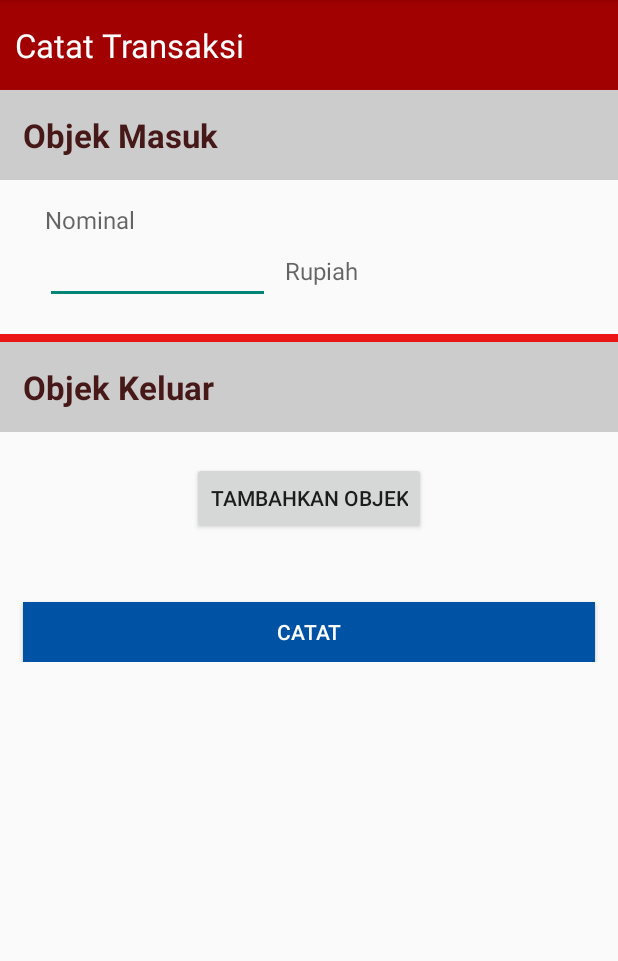
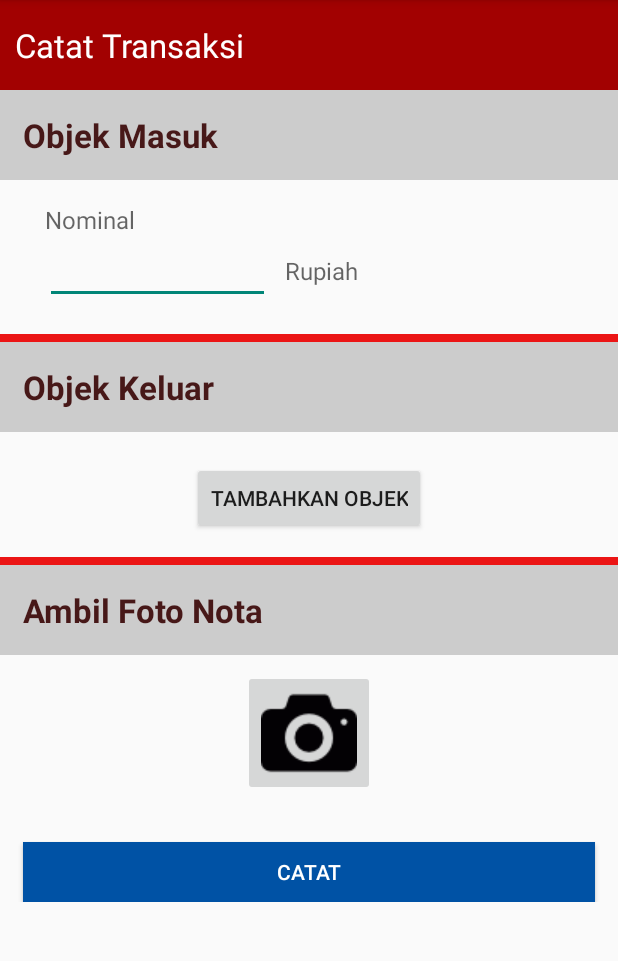
Before and after one commit to fauzannaufan/Neraca, an Android app: the ObjekTransaksiActivity screen opened directly, with no data from a screen before it, on a phone screen of 412 x 824 dp, the part 84-1045 px from its top. Run offline under Robolectric (Android 15) with nearby library versions, the phone set to English and light mode, and no system bars; 4 statements that could not run were skipped.

Commit message:
Ambil foto nota

```diff
--- a/app/src/main/java/com/example/user/neraca_1/ObjekTransaksiActivity.java
+++ b/app/src/main/java/com/example/user/neraca_1/ObjekTransaksiActivity.java
@@ -6,6 +6,7 @@ import android.content.DialogInterface;
 import android.content.Intent;
 import android.database.Cursor;
 import android.os.Bundle;
+import android.provider.MediaStore;
 import android.support.v7.app.ActionBarActivity;
 import android.util.Log;
 import android.view.LayoutInflater;
@@ -157,4 +158,11 @@ public class ObjekTransaksiActivity extends ActionBarActivity implements View.On
 
         return barang;
     }
+
+    public void TakePicture (View view) {
+        Intent intent = new Intent(MediaStore.ACTION_IMAGE_CAPTURE);
+        if (intent.resolveActivity(getPackageManager()) != null) {
+            startActivityForResult(intent, 1);
+        }
+    }
 }
--- a/app/src/main/res/layout/objek_penjualan.xml
+++ b/app/src/main/res/layout/objek_penjualan.xml
@@ -108,6 +108,7 @@
                 android:layout_height="match_parent"
                 android:id="@+id/keluarLayout"
                 android:layout_marginTop="0dp"
+                android:layout_marginBottom="15dp"
                 android:layout_below="@+id/separator">
 
                 <TextView
@@ -152,6 +153,42 @@
 
             </RelativeLayout>
 
+            <ImageView
+                android:layout_width="match_parent"
+                android:layout_height="5dp"
+                android:id="@+id/separator2"
+                android:layout_below="@+id/keluarLayout"
+                android:background="#eb1515" />
+
+            <RelativeLayout
+                android:id="@+id/fotoLayout"
+                android:layout_width="match_parent"
+                android:layout_height="wrap_content"
+                android:layout_below="@+id/separator2">
+
+                <TextView
+                    android:layout_width="match_parent"
+                    android:layout_height="wrap_content"
+                    android:textAppearance="?android:attr/textAppearanceMedium"
+                    android:text="Ambil Foto Nota"
+                    android:id="@+id/takePhotoLabel"
+                    android:textColor="#471818"
+                    android:textSize="22dp"
+                    android:textStyle="bold"
+                    android:padding="15dp"
+                    android:background="#cccccc" />
+
+                <ImageButton
+                    android:layout_width="wrap_content"
+                    android:layout_height="wrap_content"
+                    android:layout_below="@+id/takePhotoLabel"
+                    android:layout_centerHorizontal="true"
+                    android:layout_marginTop="10dp"
+                    android:onClick="TakePicture"
+                    android:src="@drawable/kamera" />
+
+            </RelativeLayout>
+
             <Button
                 android:layout_width="fill_parent"
                 android:layout_height="40dp"
@@ -167,8 +204,8 @@
                 android:background="#0052a5"
                 android:textColor="#ffffff"
                 android:layout_marginBottom="15dp"
-                android:layout_below="@+id/keluarLayout"
-                android:layout_marginTop="30dp" />
+                android:layout_below="@+id/fotoLayout"
+                android:layout_marginTop="15dp" />
 
         </RelativeLayout>
 
```
Also changed, not shown: 2 other files.
